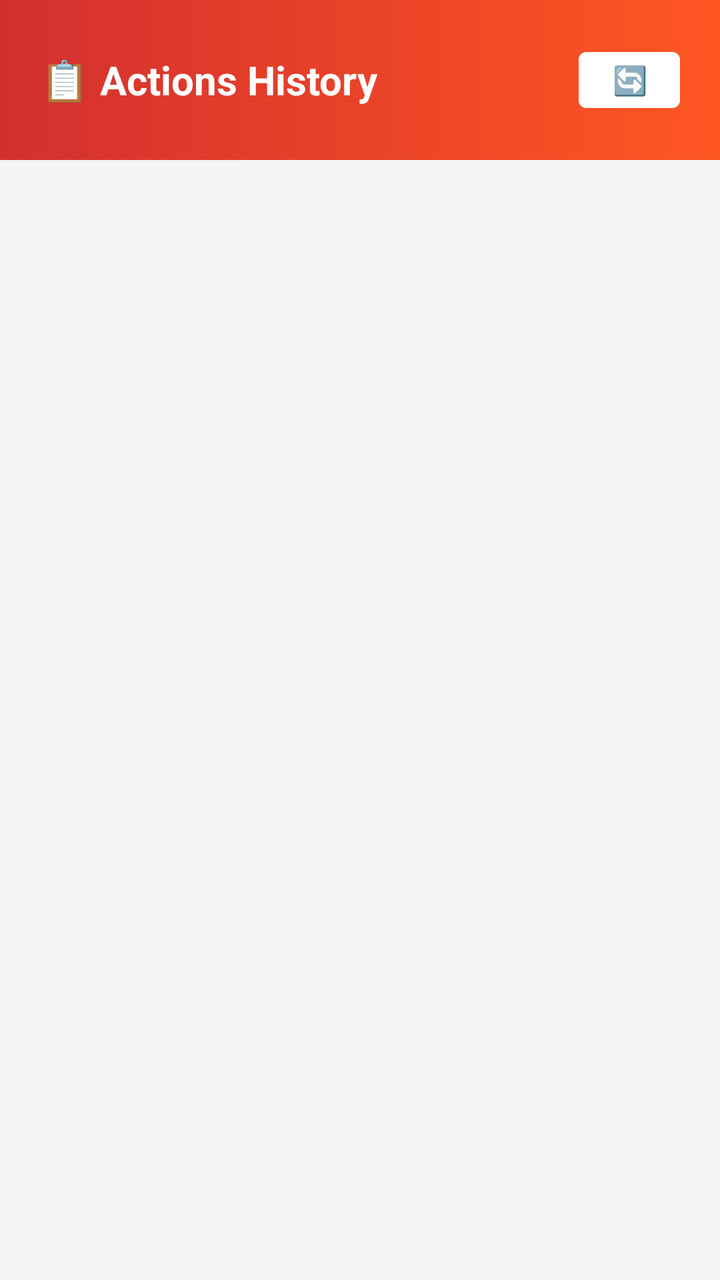
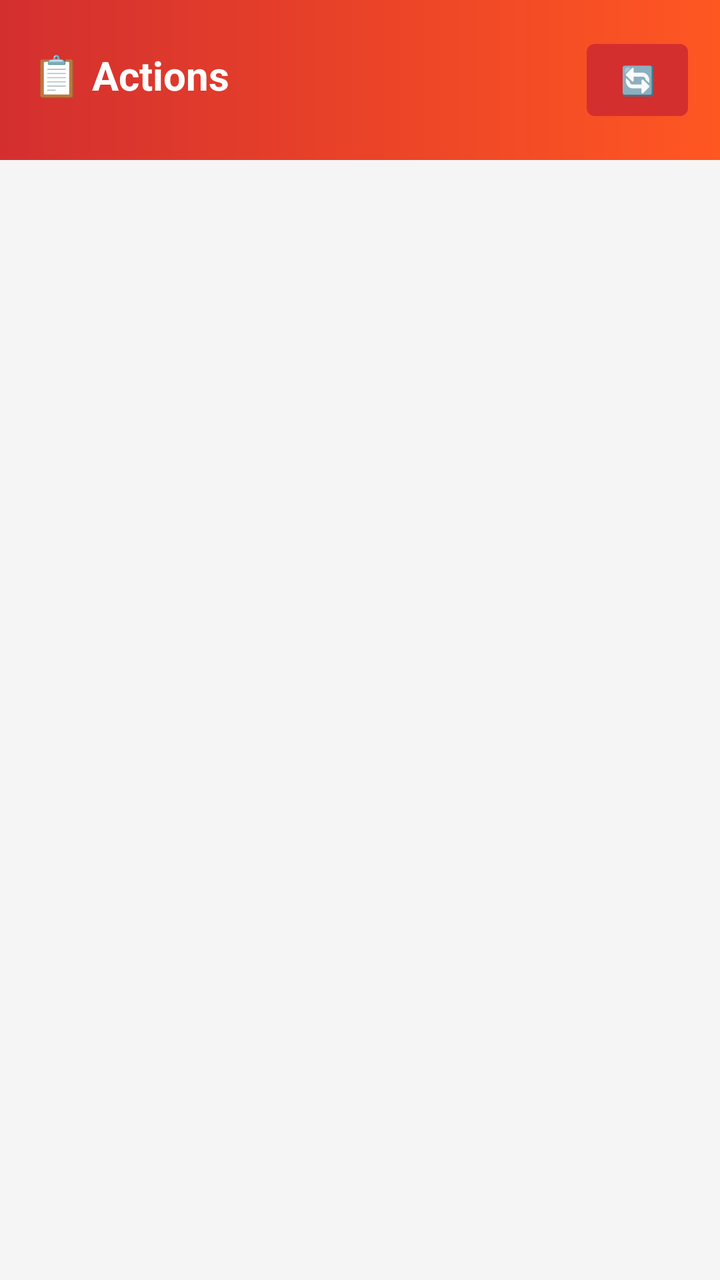

The first picture is an Android layout as it rendered before a commit; the second is the same layout after the commit. The layout source and the unified diff follow.
<!-- AndroidManifest.xml: application theme Theme.YadPipeline -->
<!-- res/layout/activity_actions.xml -->
<?xml version="1.0" encoding="utf-8"?>
<LinearLayout xmlns:android="http://schemas.android.com/apk/res/android"
    android:layout_width="match_parent" android:layout_height="match_parent"
    android:orientation="vertical" android:background="@color/bg_light">
    <LinearLayout android:layout_width="match_parent" android:layout_height="wrap_content"
        android:orientation="horizontal" android:padding="20dp"
        android:background="@drawable/header_gradient" android:gravity="center_vertical">
        <TextView android:layout_width="0dp" android:layout_height="wrap_content"
            android:layout_weight="1" android:text="📋 Actions History"
            android:textSize="20sp" android:textStyle="bold" android:textColor="#FFFFFF" />
        <Button android:id="@+id/btnRefresh" android:layout_width="wrap_content"
            android:layout_height="40dp" android:text="🔄" android:minWidth="0dp"
            android:paddingHorizontal="16dp" android:backgroundTint="#FFFFFF"
            android:textColor="@color/brand_primary" />
    </LinearLayout>
    <ProgressBar android:id="@+id/progressBar" android:layout_width="wrap_content"
        android:layout_height="wrap_content" android:layout_gravity="center"
        android:visibility="gone" android:indeterminateTint="@color/brand_primary" />
    <androidx.recyclerview.widget.RecyclerView android:id="@+id/recyclerRuns"
        android:layout_width="match_parent" android:layout_height="match_parent"
        android:padding="12dp" />
</LinearLayout>
<!-- resources referenced by this layout -->
<resources>
  <color name="bg_light">#F5F5F5</color>
  <color name="brand_primary">#D32F2F</color>
  <!-- drawable header_gradient (drawable) -->
  <?xml version="1.0" encoding="utf-8"?>
  <shape xmlns:android="http://schemas.android.com/apk/res/android">
      <gradient
          android:angle="0"
          android:startColor="#D32F2F"
          android:endColor="#FF5722"
          android:type="linear" />
  </shape>
  <style name="Theme.YadPipeline" parent="Theme.MaterialComponents.DayNight.NoActionBar">
          <item name="colorPrimary">@color/brand_primary</item>
          <item name="colorAccent">@color/brand_accent</item>
          <item name="android:windowBackground">@color/bg_light</item>
          <item name="android:statusBarColor">@color/brand_dark</item>
      </style>
  <color name="brand_accent">#FFC107</color>
  <color name="brand_dark">#9A0007</color>
</resources>

<!-- the commit's change to res/layout/activity_actions.xml (unified diff, before → after) -->
@@ -1,22 +1,19 @@
 <?xml version="1.0" encoding="utf-8"?>
 <LinearLayout xmlns:android="http://schemas.android.com/apk/res/android"
     android:layout_width="match_parent" android:layout_height="match_parent"
-    android:orientation="vertical" android:background="@color/bg_light">
+    android:orientation="vertical">
     <LinearLayout android:layout_width="match_parent" android:layout_height="wrap_content"
-        android:orientation="horizontal" android:padding="20dp"
-        android:background="@drawable/header_gradient" android:gravity="center_vertical">
+        android:orientation="horizontal" android:padding="16dp"
+        android:background="@drawable/header_gradient">
         <TextView android:layout_width="0dp" android:layout_height="wrap_content"
-            android:layout_weight="1" android:text="📋 Actions History"
-            android:textSize="20sp" android:textStyle="bold" android:textColor="#FFFFFF" />
+            android:layout_weight="1" android:text="📋 Actions" android:textSize="20sp"
+            android:textStyle="bold" android:textColor="#FFFFFF" />
         <Button android:id="@+id/btnRefresh" android:layout_width="wrap_content"
-            android:layout_height="40dp" android:text="🔄" android:minWidth="0dp"
-            android:paddingHorizontal="16dp" android:backgroundTint="#FFFFFF"
-            android:textColor="@color/brand_primary" />
+            android:layout_height="wrap_content" android:text="🔄" android:minWidth="0dp" />
     </LinearLayout>
     <ProgressBar android:id="@+id/progressBar" android:layout_width="wrap_content"
         android:layout_height="wrap_content" android:layout_gravity="center"
-        android:visibility="gone" android:indeterminateTint="@color/brand_primary" />
+        android:visibility="gone" />
     <androidx.recyclerview.widget.RecyclerView android:id="@+id/recyclerRuns"
-        android:layout_width="match_parent" android:layout_height="match_parent"
-        android:padding="12dp" />
+        android:layout_width="match_parent" android:layout_height="match_parent" />
 </LinearLayout>
